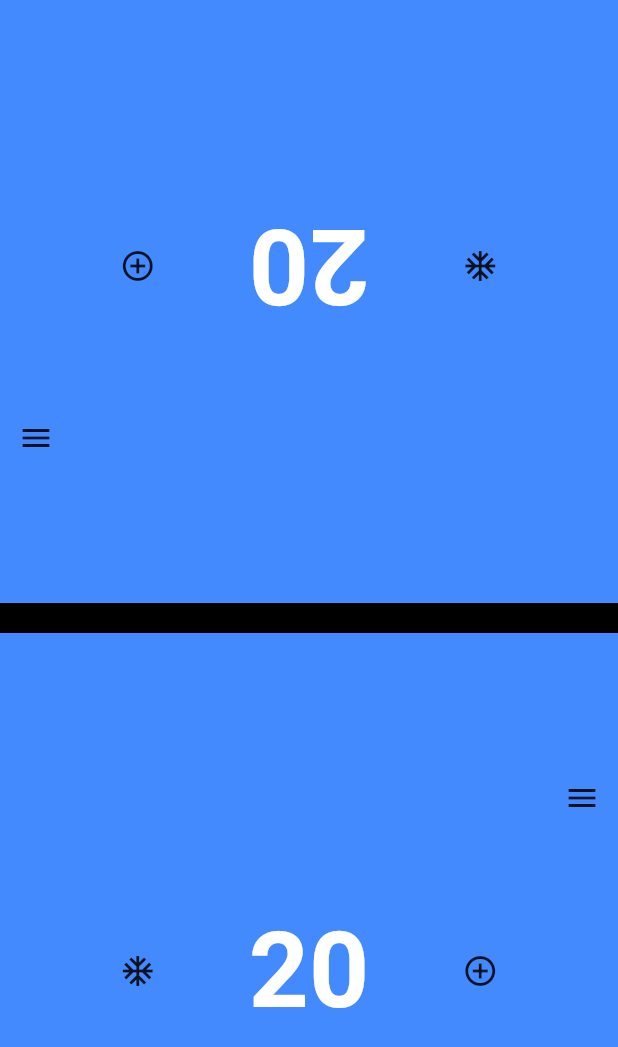
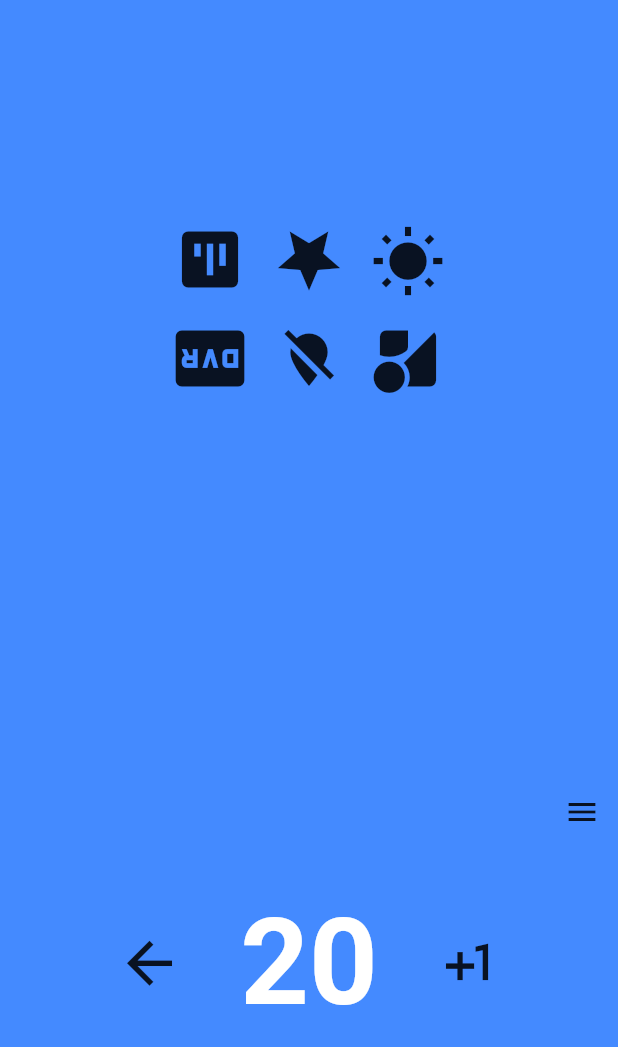
Before and after one commit to Figler/Magic_Companion, a Flutter app: the screen it shows after launch, after a tap on the "menu" icon, on a phone screen of 412 x 824 dp. Shown: the top 1047 px of the screen. Run offline on Flutter 3.47's test engine with Material 2 defaults, Android fonts, the phone set to English and light mode, and no system bars.

Commit message:
mana menu except color function | middle bar tapping TODO

```diff
--- /dev/null
+++ b/lib/UI/counter_button.dart
@@ -0,0 +1,26 @@
+import "package:flutter/material.dart";
+
+class CounterButton extends StatelessWidget {
+  VoidCallback _onTap;
+  VoidCallback _onLongPress;
+  Icon _icon;
+
+  CounterButton(this._onTap, this._onLongPress, this._icon);
+
+  @override
+  Widget build(BuildContext context) {
+    return new Container(
+      child: new GestureDetector(
+        onLongPress: _onLongPress,
+        child: new Container(
+          child: new IconButton(
+            iconSize: 45.0,
+            icon: _icon,
+            onPressed: _onTap,
+          ), // IconButton (facade)
+        ), // Container
+      ), // GestureDetector
+    ); // Container
+  }
+
+}
--- a/lib/UI/counter_half.dart
+++ b/lib/UI/counter_half.dart
@@ -1,4 +1,6 @@
 import "package:flutter/material.dart";
+import "counter_button.dart";
+import "mana_menu.dart";
 
 class CounterHalf extends StatefulWidget {
   // Initialize top or bottom
@@ -15,23 +17,24 @@ class CounterHalf extends StatefulWidget {
 }
 
 class CounterHalfState extends State<CounterHalf> {
+  // Initial States
   int _counter = 20;
-  bool _manaMenu = false;
-  bool _lights = false;
+  bool _manaMenuVisible = false;
+  bool _bonusMenuVisible = false;
+  Color _backgroundColor = Colors.blueAccent;
 
-  void _onTapMinus() {
-    this.setState(() {
-      _counter--;
-    });
-  }
+  // Button Icons
+  Icon _plusIcon = new Icon(Icons.plus_one);
+  Icon _minusIcon = new Icon(Icons.arrow_back);
 
+  // Button push methods
+  // TODO: Error handling for more than 1000...
   void _onTapPlus() {
     print("Plus tapped");
     this.setState(() {
       _counter++;
     });
   }
-
   void _onPressPlus() {
     print("Plus pressed");
     for (int i = 0; i < 1000; i++) {
@@ -40,17 +43,54 @@ class CounterHalfState extends State<CounterHalf> {
       });
     }
   }
+  void _onTapMinus() {
+    this.setState(() {
+      _counter--;
+    });
+  }
+  void _onPressMinus() {
+    print("Minus pressed");
+    for (int i = 0; i < 1000; i++) {
+      this.setState(() {
+        _counter--;
+      });
+    }
+  }
 
+  // Mana menu functionality
   void _showManaMenu() {
     print("Pressed Mana Menu");
     this.setState(() {
-      _manaMenu = true;
+      _manaMenuVisible = true;
+    });
+  }
+  void _hideManaMenu() {
+    print("Out of Mana Manu");
+    this.setState(() {
+      _manaMenuVisible = false;
     });
   }
 
-  void _tapDown(TapDownDetails details) {
-    setState(() {
-      print("Tap in progress");
+  // Bonus menu functionality
+  void _showBonusMenu() {
+    print("Bonus Menu should be showing");
+    this.setState(() {
+      _bonusMenuVisible = true;
+    });
+  }
+
+  void _hideBonusMenu() {
+    print("Bonus Menu closing");
+    this.setState(() {
+      _bonusMenuVisible = false;
+    });
+  }
+
+  // TODO: Get this function into mana_menu...
+  void _setColor(Color color) {
+    print("Setting Color");
+    this.setState(() {
+      _backgroundColor = color;
     });
   }
 
@@ -59,10 +99,14 @@ class CounterHalfState extends State<CounterHalf> {
     return new Expanded(
       child: new RotationTransition(
         turns: new AlwaysStoppedAnimation(widget.rotation / 360),
+        child: new Material(
+            child: new InkWell(
+              onTap: _hideManaMenu,
               child: new Stack(
+                fit: StackFit.expand,
                 children: <Widget>[
                   new Material(
-            color: Colors.blueAccent,
+                    color: _backgroundColor,
                     child: new Column(
                       mainAxisAlignment: MainAxisAlignment.center,
                       children: <Widget>[
@@ -78,38 +122,28 @@ class CounterHalfState extends State<CounterHalf> {
                         new Row(
                           mainAxisAlignment: MainAxisAlignment.center,
                           children: <Widget>[
-                      new IconButton(
-                        icon: new Icon(Icons.ac_unit),
-                        onPressed: _onTapMinus,
-                      ), //IconButton
+                            new CounterButton(_onTapMinus, _onPressMinus, _minusIcon),
                             new Container(
-                        padding: new EdgeInsets.all(50.0),
+                              padding: new EdgeInsets.all(30.0),
                               child: new Text(
                                 _counter.toString(),
                                 style: new TextStyle(
                                   color: _counter > 0 ? Colors.white : Colors.red,
-                            fontSize: 70.0, fontWeight: FontWeight.bold,
+                                  fontSize: 80.0, fontWeight: FontWeight.bold,
                                 ), // TextStyle
                               ), // Text
                             ), // Container
-                      new Container(
-                        child: new GestureDetector(
-                          onLongPress: _onPressPlus,
-                          child: new Container(
-                            child: new IconButton(
-                              icon: new Icon(Icons.add_circle_outline),
-                              onPressed: _onTapPlus,
-                            ), // IconButton (facade)
-                          ), // Container
-                        ), // GestureDetector
-                      ), // Container
+                            new CounterButton(_onTapPlus, _onPressPlus, _plusIcon),
                           ],  // <Widget>[]
                         ),  // Row
                       ], // <Widget> []
                     ), // Column
                   ),  // Material
+                  _manaMenuVisible == true ? new ManaMenu(_backgroundColor) : new Container(),
                 ], // <Widget>[]
               ), // Stack
+            ) // Inkwell
+        ), // Material
       ),  // RotatedTransition
     ); // Expanded
   }
--- /dev/null
+++ b/lib/UI/mana_menu.dart
@@ -0,0 +1,78 @@
+import 'package:flutter/material.dart';
+
+class ManaMenu extends StatelessWidget {
+
+  Color _backgroundColor;
+  void _setColor(Color color) {
+    // STUB: ???
+  }
+  ManaMenu(this._backgroundColor);
+
+  @override
+  Widget build(BuildContext context) {
+    return new Center (
+      child: new Container(
+        child: new Material(
+          color: _backgroundColor,
+          child: new Column(
+            mainAxisAlignment: MainAxisAlignment.center,
+            children: <Widget>[
+              new Row(
+                mainAxisAlignment: MainAxisAlignment.center,
+                children: <Widget>[
+                  new IconButton(
+                      icon: new Icon(Icons.streetview),
+                      iconSize: 50.0,
+                      onPressed: () {
+                        _setColor(Colors.greenAccent);
+                      },
+                  ), // IconButton - Green
+                  new IconButton(
+                    icon: new Icon(Icons.format_color_reset),
+                    iconSize: 50.0,
+                    onPressed: () {
+                      _setColor(Colors.blueAccent);
+                    },
+                  ), // IconButton - Blue
+                  new IconButton(
+                    icon: new Icon(Icons.fiber_dvr),
+                    iconSize: 50.0,
+                    onPressed: () {
+                      _setColor(Colors.redAccent);
+                    },
+                  ), // IconButton - Red
+                ], // <Widget>[]
+              ), // Row
+              new Row(
+                mainAxisAlignment: MainAxisAlignment.center,
+                children: <Widget>[
+                  new IconButton(
+                    icon: new Icon(Icons.wb_sunny),
+                    iconSize: 50.0,
+                    onPressed: () {
+                      _setColor(Colors.yellowAccent);
+                    },
+                  ), // IconButton - White
+                  new IconButton(
+                    icon: new Icon(Icons.grade),
+                    iconSize: 50.0,
+                    onPressed: () {
+                      _setColor(Colors.blueGrey);
+                    },
+                  ), // IconButton - Black
+                  new IconButton(
+                    icon: new Icon(Icons.poll),
+                    iconSize: 50.0,
+                    onPressed: () {
+                      _setColor(Colors.purpleAccent);
+                    },
+                  ), // IconButton - Poison
+                ], // <Widget>[]
+              ), // Row
+            ], // <Widget>[]
+          ), // Column
+        ), // Material
+      ), // Container
+    ); // Center
+  }
+}
--- a/lib/pages/counter_page.dart
+++ b/lib/pages/counter_page.dart
@@ -18,7 +18,7 @@ class CounterPageState extends State<CounterPage> {
           crossAxisAlignment: CrossAxisAlignment.stretch,
           children: <Widget>[
             new CounterHalf(180), // Opponent
-            new MiddleBar(),
+            // new MiddleBar(), TODO: Figure out the inkwell hiding
             new CounterHalf(0),  // Player
           ], // <Widget>[]
         ), // Column
```
Also changed, not shown: lib/UI/bonus_apps_menu.dart (added, +13 -0 lines), lib/UI/middle_bar.dart (+25 -8 lines). Lines whose indentation alone changed are shown as unchanged.
